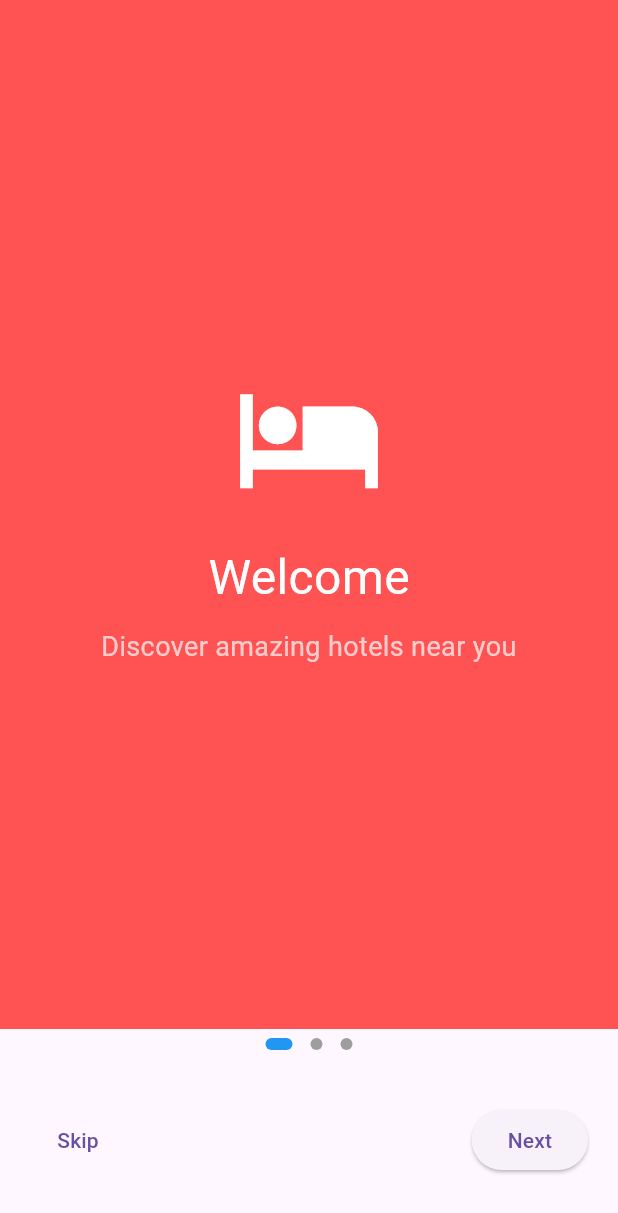
After one commit to abdelhamiddsalah/GrandHotel, a Flutter app: the OnboardingView screen opened directly, on a phone screen of 412 x 824 dp. The commit adds this screen. Shown: the top 1213 px of the screen. Run offline on Flutter 3.47's test engine with Material 3 defaults, Android fonts, the phone set to English and light mode, and no system bars; drawn by our look-alikes of dots_indicator.

Commit message:
add onboarding widgets

```diff
--- /dev/null
+++ b/lib/features/onboarding/view/onboarding_view.dart
@@ -0,0 +1,143 @@
+import 'package:flutter/material.dart';
+import 'package:grandhotel/features/onboarding/view/widgets/dots_indicator.dart';
+
+class OnboardingView extends StatefulWidget {
+  const OnboardingView({super.key});
+
+  @override
+  State<OnboardingView> createState() => _OnboardingViewState();
+}
+
+class _OnboardingViewState extends State<OnboardingView> {
+  final PageController _pageController = PageController();
+  int currentIndex = 0;
+
+  @override
+  Widget build(BuildContext context) {
+    return Scaffold(
+      body: Column(
+        children: [
+          /// Pages
+          Expanded(
+            child: PageView(
+              controller: _pageController,
+              onPageChanged: (index) {
+                setState(() {
+                  currentIndex = index;
+                });
+              },
+              children: [
+                /// Page 1
+                Container(
+                  color: Colors.redAccent,
+                  child: Column(
+                    mainAxisAlignment: MainAxisAlignment.center,
+                    children: const [
+                      Icon(Icons.hotel, size: 100, color: Colors.white),
+                      SizedBox(height: 20),
+                      Text(
+                        "Welcome",
+                        style: TextStyle(fontSize: 32, color: Colors.white),
+                      ),
+                      SizedBox(height: 10),
+                      Text(
+                        "Discover amazing hotels near you",
+                        style: TextStyle(fontSize: 18, color: Colors.white70),
+                        textAlign: TextAlign.center,
+                      ),
+                    ],
+                  ),
+                ),
+
+                /// Page 2
+                Container(
+                  color: Colors.greenAccent,
+                  child: Column(
+                    mainAxisAlignment: MainAxisAlignment.center,
+                    children: const [
+                      Icon(Icons.shopping_cart, size: 100, color: Colors.white),
+                      SizedBox(height: 20),
+                      Text(
+                        "Easy Booking",
+                        style: TextStyle(fontSize: 32, color: Colors.white),
+                      ),
+                      SizedBox(height: 10),
+                      Text(
+                        "Book rooms with a few taps",
+                        style: TextStyle(fontSize: 18, color: Colors.white70),
+                        textAlign: TextAlign.center,
+                      ),
+                    ],
+                  ),
+                ),
+
+                /// Page 3
+                Container(
+                  color: Colors.blueAccent,
+                  child: Column(
+                    mainAxisAlignment: MainAxisAlignment.center,
+                    children: const [
+                      Icon(Icons.delivery_dining, size: 100, color: Colors.white),
+                      SizedBox(height: 20),
+                      Text(
+                        "Fast Service",
+                        style: TextStyle(fontSize: 32, color: Colors.white),
+                      ),
+                      SizedBox(height: 10),
+                      Text(
+                        "Enjoy seamless hotel services",
+                        style: TextStyle(fontSize: 18, color: Colors.white70),
+                        textAlign: TextAlign.center,
+                      ),
+                    ],
+                  ),
+                ),
+              ],
+            ),
+          ),
+
+       MyDotsIndicatorWidget(
+            currentIndex: currentIndex,
+          ),
+
+          const SizedBox(height: 30),
+
+          /// Buttons
+          Padding(
+            padding: const EdgeInsets.symmetric(horizontal: 20),
+            child: Row(
+              mainAxisAlignment: MainAxisAlignment.spaceBetween,
+              children: [
+                /// Skip
+                TextButton(
+                  onPressed: () {
+                    _pageController.jumpToPage(2);
+                  },
+                  child: const Text("Skip"),
+                ),
+
+                /// Next / Done
+                ElevatedButton(
+                  onPressed: () {
+                    if (currentIndex < 2) {
+                      _pageController.nextPage(
+                        duration: const Duration(milliseconds: 300),
+                        curve: Curves.easeInOut,
+                      );
+                    } else {
+                      // Done Action
+                      print("Onboarding Finished");
+                    }
+                  },
+                  child: Text(currentIndex == 2 ? "Done" : "Next"),
+                ),
+              ],
+            ),
+          ),
+
+          const SizedBox(height: 40),
+        ],
+      ),
+    );
+  }
+}
--- /dev/null
+++ b/lib/features/onboarding/view/widgets/dots_indicator.dart
@@ -0,0 +1,25 @@
+import 'package:dots_indicator/dots_indicator.dart';
+import 'package:flutter/material.dart';
+
+class MyDotsIndicatorWidget extends StatelessWidget {
+  final int currentIndex;
+
+  const MyDotsIndicatorWidget({super.key, required this.currentIndex});
+
+  @override
+  Widget build(BuildContext context) {
+    return DotsIndicator(
+      dotsCount: 3,
+      position: currentIndex.toDouble(),
+      decorator: DotsDecorator(
+        color: Colors.grey,
+        activeColor: Colors.blue,
+        size: const Size.square(8),
+        activeSize: const Size(18, 8),
+        activeShape: RoundedRectangleBorder(
+          borderRadius: BorderRadius.circular(6),
+        ),
+      ),
+    );
+  }
+}
--- a/pubspec.yaml
+++ b/pubspec.yaml
@@ -38,6 +38,7 @@ dependencies:
   flutter_bloc: ^9.1.1
   dio: ^5.9.0
   go_router: ^17.0.0
+  dots_indicator: ^4.0.1
 
 dev_dependencies:
   flutter_test:
```
Also changed, not shown: lib/core/widgets/custom_button.dart (added, +33 -0 lines), lib/core/widgets/modern_icon_hotel.dart (added, +31 -0 lines), lib/features/splash/view/splash_view.dart (+4 -51 lines), pubspec.lock.
